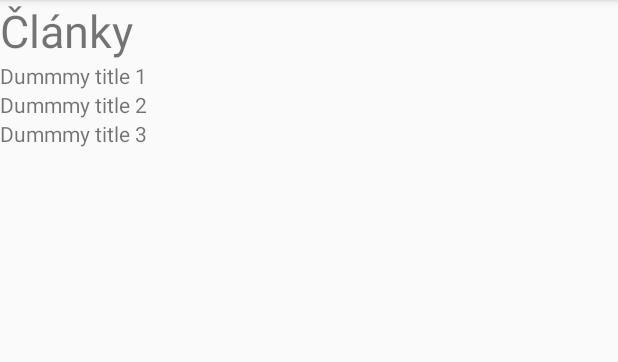
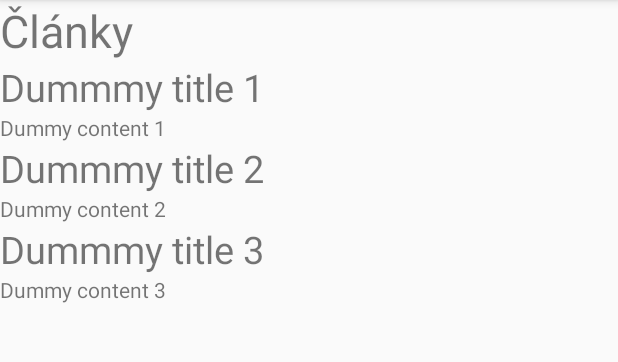
Before and after one commit to buttasam/android-feedreader, an Android app: the screen it shows after launch (ArticleListActivity), on a phone screen of 412 x 824 dp, the part 84-446 px from its top. Run offline under Robolectric (Android 15) with nearby library versions, the phone set to English and light mode, and no system bars.

Commit message:
Show article content, add listener

```diff
--- a/app/src/main/java/buttasam/cvut/cz/android_feedreader/fragment/ArticleListFragment.java
+++ b/app/src/main/java/buttasam/cvut/cz/android_feedreader/fragment/ArticleListFragment.java
@@ -45,22 +45,24 @@ public class ArticleListFragment extends Fragment {
             addArticleView(article, layout);
         }
 
-
-        // set listeners
-        getActivity().findViewById(R.id.textView).setOnClickListener(new View.OnClickListener() {
-            @Override
-            public void onClick(View v) {
-                showArticleDetail(v);
-            }
-        });
     }
 
 
     public void addArticleView(Article article, LinearLayout layout) {
         View articleView = getLayoutInflater().inflate(R.layout.article, null);
 
-        TextView textView = articleView.findViewById(R.id.article_title);
-        textView.setText(article.getTitle());
+        TextView title = articleView.findViewById(R.id.article_title);
+        title.setText(article.getTitle());
+
+        TextView content = articleView.findViewById(R.id.article_content);
+        content.setText(article.getContent());
+
+        articleView.setOnClickListener(new View.OnClickListener() {
+            @Override
+            public void onClick(View v) {
+                showArticleDetail(v);
+            }
+        });
 
         layout.addView(articleView);
     }
--- a/app/src/main/res/layout/article.xml
+++ b/app/src/main/res/layout/article.xml
@@ -1,14 +1,22 @@
 <?xml version="1.0" encoding="utf-8"?>
-<LinearLayout
+<LinearLayout xmlns:android="http://schemas.android.com/apk/res/android"
     android:id="@+id/article"
-    xmlns:android="http://schemas.android.com/apk/res/android" android:layout_width="match_parent"
-    android:layout_height="match_parent">
+    android:layout_width="match_parent"
+    android:layout_height="match_parent"
+    android:orientation="vertical">
 
     <TextView
         android:id="@+id/article_title"
+        android:layout_width="wrap_content"
+        android:layout_height="wrap_content"
+        android:text="Dummy title"
+        android:textSize="25sp" />
+
+    <TextView
+        android:id="@+id/article_content"
         android:layout_width="match_parent"
         android:layout_height="match_parent"
-        />
+        android:text="Dummy content" />
 
 
 </LinearLayout>
```
